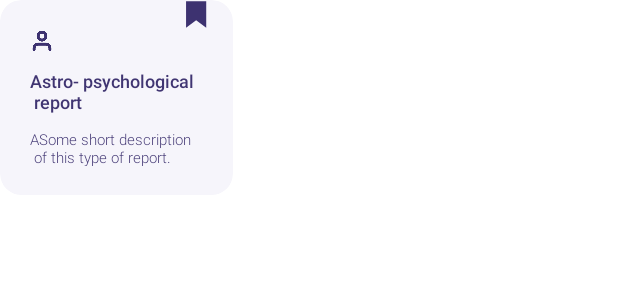
After one commit to MrAbubakr04/Android_proects, an Android app: the layout exampl_2.xml on its own in the app's theme, with its tools: preview values and no code run, on a phone screen of 412 x 824 dp. The commit adds this screen. Shown: the top 300 px of the screen. Run offline under Robolectric (Android 15) with nearby library versions, the phone set to English and light mode, and no system bars.

Commit message:
proect_3_rec

```diff
--- /dev/null
+++ b/app/src/main/java/Adapter/first.kt
@@ -0,0 +1,5 @@
+package Adapter
+
+import androidx.annotation.ColorRes
+
+data class first(val tex:String,@ColorRes val color_tex:Int,@ColorRes val color_viewHolder:Int)
--- /dev/null
+++ b/app/src/main/res/layout/exampl_2.xml
@@ -0,0 +1,60 @@
+<?xml version="1.0" encoding="utf-8"?>
+<com.google.android.material.card.MaterialCardView xmlns:android="http://schemas.android.com/apk/res/android"
+    android:layout_width="wrap_content"
+    android:layout_height="wrap_content"
+    xmlns:app="http://schemas.android.com/apk/res-auto"
+    app:cardCornerRadius="14dp"
+    app:cardElevation="0dp"
+    android:layout_marginEnd="8dp"
+    android:layout_marginBottom="10dp"
+    app:cardBackgroundColor="#F6F5FB"
+    >
+
+    <RelativeLayout
+        android:layout_width="155dp"
+        android:layout_height="130dp"
+        android:paddingHorizontal="10dp"
+        >
+        <ImageView
+            android:layout_marginStart="114dp"
+            android:layout_width="wrap_content"
+            android:layout_height="wrap_content"
+            android:src="@drawable/vector1"
+            app:tint="#3D3270"
+            android:layout_alignParentTop="true"
+            />
+        <ImageView
+            android:layout_width="16dp"
+            android:layout_height="16dp"
+            android:layout_alignParentStart="true"
+            android:layout_alignParentTop="true"
+            android:layout_marginTop="19dp"
+            android:layout_marginStart="10dp"
+            android:id="@+id/user1"
+            android:layout_marginBottom="10dp"
+            android:src="@drawable/user1"/>
+        <TextView
+            android:layout_below="@id/user1"
+            android:id="@+id/text_11"
+            android:layout_marginHorizontal="10dp"
+            android:layout_width="wrap_content"
+            android:layout_height="wrap_content"
+            android:text="Astro- psychological\n report"
+            android:textSize="12dp"
+            android:layout_marginBottom="10dp"
+            android:fontFamily="sans-serif-medium"
+            android:textColor="#403572"
+            />
+        <TextView
+            android:layout_below="@id/text_11"
+            android:layout_marginHorizontal="10dp"
+            android:layout_marginBottom="19dp"
+            android:layout_width="wrap_content"
+            android:layout_height="wrap_content"
+            android:text="ASome short description\n of this type of report."
+            android:textSize="10dp"
+            android:fontFamily="sans-serif-light"
+            android:textColor="#403572"
+            />
+    </RelativeLayout>
+</com.google.android.material.card.MaterialCardView>
```
Also changed, not shown: app/src/main/java/Adapter/firstAdapter.kt (added, +35 -0 lines), app/src/main/java/secondActivity/prophilActivity.kt (+53 -0 lines), app/src/main/res/layout/activity_prophil.xml (+6 -69 lines), app/src/main/res/layout/exampl_1.xml (added, +27 -0 lines).
